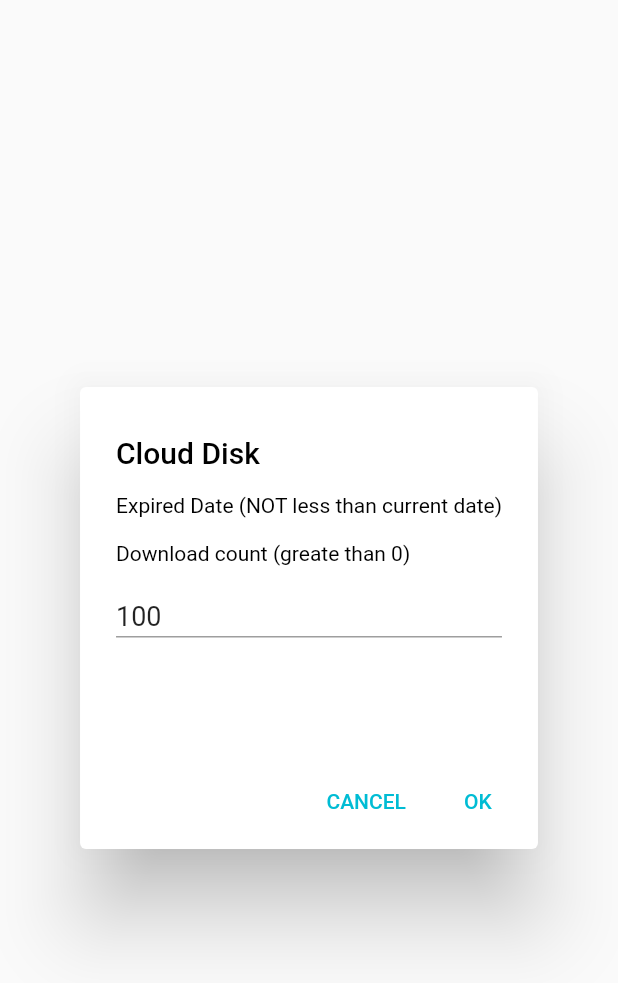
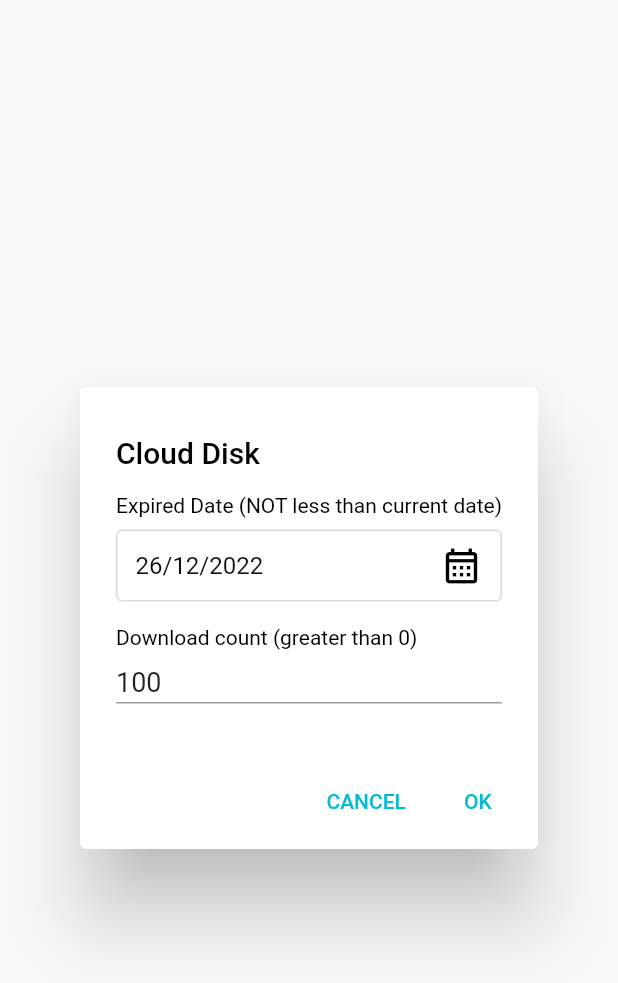
Before and after one commit to DyNamite-TNT-1/clouddisk_file_explorer, a Flutter app: the SendDialog widget shown alone on an empty page, opened directly, on a phone screen of 412 x 824 dp. Shown: the top 983 px of the screen. Run offline on Flutter 3.47's test engine with Material 2 defaults, Android fonts, the phone set to English and light mode, and no system bars; our stand-ins replace bloc, dio, equatable, flutter_bloc, shared_preferences; accounts and stored records are empty; network calls fail.

Commit message:
+ update feature calendar. + adjust height of textformfield in sendDialog. + convert mapChecked to listMapChecked and some config within item_file.dart.

```diff
--- /dev/null
+++ b/lib/api/responses/send_file_res.dart
@@ -0,0 +1 @@
+class SendFileResponse {}
--- a/lib/bloc/login_bloc/login_bloc.dart
+++ b/lib/bloc/login_bloc/login_bloc.dart
@@ -3,8 +3,8 @@ import 'package:bloc/bloc.dart';
 import 'package:clouddisk_login_form/api/api_header.dart';
 import 'package:clouddisk_login_form/api/api_service.dart';
 import 'package:clouddisk_login_form/api/api_url.dart';
-import 'package:clouddisk_login_form/api/request/login_req.dart';
-import 'package:clouddisk_login_form/api/response/login_res.dart';
+import 'package:clouddisk_login_form/api/requests/login_req.dart';
+import 'package:clouddisk_login_form/api/responses/login_res.dart';
 import 'package:clouddisk_login_form/main.dart';
 import 'package:clouddisk_login_form/models/user.dart';
 import 'package:equatable/equatable.dart';
--- a/lib/global_variable/global_variable.dart
+++ b/lib/global_variable/global_variable.dart
@@ -1,4 +1,4 @@
-Map<String, dynamic> mapChecked = {};
+List<Map<String, dynamic>> listMapChecked = [];
 bool isSort = false;
 bool isClickedDefault = false;
 String sortType = "size";
--- a/lib/presentation/pages/home_page/home_page.dart
+++ b/lib/presentation/pages/home_page/home_page.dart
@@ -2,6 +2,7 @@ import 'package:clouddisk_login_form/components/list_radio.dart';
 import 'package:flutter/material.dart';
 import 'package:clouddisk_login_form/global_variable/global_variable.dart';
 import 'package:clouddisk_login_form/presentation/screens/folder_screen.dart';
+import 'package:intl/intl.dart';
 
 class HomePage extends StatefulWidget {
   const HomePage({
@@ -18,6 +19,7 @@ class _HomePageState extends State<HomePage> {
   var path = "";
   int initialValue1 = 0;
   int initialValue2 = 0;
+
   Future onSend(BuildContext context) {
     return showDialog(
         context: context,
@@ -126,7 +128,7 @@ class _HomePageState extends State<HomePage> {
               ),
             ),
             Text(
-              " ${mapChecked.isNotEmpty ? "(" : ""}${mapChecked.isNotEmpty ? mapChecked.length : ""}${mapChecked.isNotEmpty ? ")" : ""}",
+              " ${listMapChecked.isNotEmpty ? "(" : ""}${listMapChecked.isNotEmpty ? listMapChecked.length : ""}${listMapChecked.isNotEmpty ? ")" : ""}",
               style: const TextStyle(
                 color: Colors.amberAccent,
               ),
@@ -134,7 +136,7 @@ class _HomePageState extends State<HomePage> {
           ],
         ),
         actions: [
-          mapChecked.isNotEmpty
+          listMapChecked.isNotEmpty
               ? IconButton(
                   icon: const Icon(
                     Icons.send,
@@ -365,12 +367,44 @@ class SendDialog extends StatefulWidget {
 }
 
 class _SendDialogState extends State<SendDialog> {
+  DateTime selectedDate = DateTime.now();
+  TextEditingController countController = TextEditingController();
+
+  @override
+  void initState() {
+    countController.text = "100";
+    super.initState();
+  }
+
+  @override
+  void dispose() {
+    countController.dispose();
+    super.dispose();
+  }
+
+  void _selectDate(BuildContext context) async {
+    final DateTime? picked = await showDatePicker(
+      context: context,
+      initialDate: selectedDate,
+      firstDate: DateTime.now(),
+      lastDate: DateTime(2100),
+      // helpText: 'Pick date',
+      confirmText: 'OK',
+      cancelText: 'Cancel',
+    );
+
+    if (picked != null && picked != selectedDate) {
+      setState(() {
+        selectedDate = picked;
+      });
+    }
+  }
+
   @override
   Widget build(BuildContext context) {
     return AlertDialog(
       // contentPadding: EdgeInsets.zero,
       content: SizedBox(
-        // width: 260,
         height: 200,
         child: Column(
           crossAxisAlignment: CrossAxisAlignment.start,
@@ -396,25 +430,29 @@ class _SendDialogState extends State<SendDialog> {
                 fontSize: 14,
               ),
             ),
+            calendarMethod(context),
             const SizedBox(
               height: 16,
             ),
             const Text(
-              "Download count (greate than 0)",
+              "Download count (greater than 0)",
               style: TextStyle(
                 color: Colors.black,
                 fontSize: 14,
               ),
             ),
-            TextFormField(
+            SizedBox(
+              height: 36,
+              child: TextFormField(
+                controller: countController,
                 keyboardType: TextInputType.number,
                 style: const TextStyle(
                   fontSize: 18,
                 ),
-              initialValue: "100",
                 decoration: const InputDecoration(
-                contentPadding: EdgeInsets.only(bottom: -20),
+                  contentPadding: EdgeInsets.only(bottom: 4),
                   hintText: "100",
+                ),
               ),
             ),
           ],
@@ -432,6 +470,9 @@ class _SendDialogState extends State<SendDialog> {
         ),
         TextButton(
           onPressed: () {
+            print("Selected Date: $selectedDate");
+            print("Count: ${countController.text}");
+            print(listMapChecked);
             Navigator.of(context).pop();
           },
           child: const Text(
@@ -442,4 +483,40 @@ class _SendDialogState extends State<SendDialog> {
       ],
     );
   }
+
+  GestureDetector calendarMethod(BuildContext context) {
+    return GestureDetector(
+      onTap: () {
+        _selectDate(context);
+      },
+      child: Container(
+        margin: const EdgeInsets.only(top: 8),
+        padding: const EdgeInsets.fromLTRB(12, 8, 12, 8),
+        width: double.infinity,
+        height: 48,
+        decoration: BoxDecoration(
+          borderRadius: BorderRadius.circular(4),
+          border: Border.all(color: const Color(0xffdcdcdc)),
+        ),
+        child: Row(
+          mainAxisAlignment: MainAxisAlignment.spaceBetween,
+          children: [
+            Text(
+              DateFormat('dd/MM/yyyy').format(selectedDate),
+              style: const TextStyle(
+                fontSize: 16,
+                fontWeight: FontWeight.w400,
+                color: Color(0xff121212),
+              ),
+            ),
+            const Icon(
+              Icons.calendar_month_outlined,
+              color: Colors.black,
+              size: 28,
+            ),
+          ],
+        ),
+      ),
+    );
   }
+}
--- a/lib/presentation/pages/login_page/login_screen.dart
+++ b/lib/presentation/pages/login_page/login_screen.dart
@@ -1,4 +1,4 @@
-import 'package:clouddisk_login_form/api/request/login_req.dart';
+import 'package:clouddisk_login_form/api/requests/login_req.dart';
 import 'package:clouddisk_login_form/bloc/login_bloc/login_bloc.dart';
 import 'package:clouddisk_login_form/components/auth_button.dart';
 import 'package:clouddisk_login_form/components/auth_input.dart';
```
Also changed, not shown: lib/api/params/send_file_par.dart (added, +11 -0 lines), lib/components/item_file.dart (+27 -9 lines), lib/api/requests/login_req.dart (renamed from lib/api/request/login_req.dart), lib/api/responses/login_res.dart (renamed from lib/api/response/login_res.dart). Lines whose indentation alone changed are shown as unchanged.
